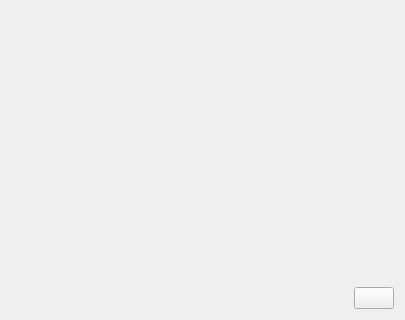
Before: the Qt Designer form settingwidget.ui in tujiaw/QtWXHot, drawn with Qt 5; both pictures show x 0 to 405 and y 178 to 498 of the 405 by 498 pixel window.
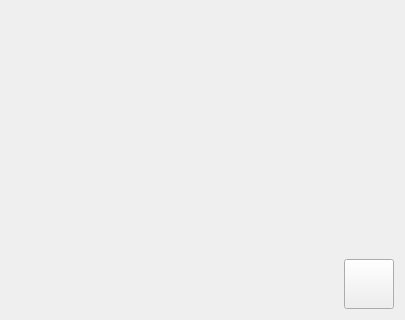
After: the same form once the commit is applied.

The edit to the form file:
```diff
--- a/settingwidget.ui
+++ b/settingwidget.ui
@@ -127,6 +127,18 @@
       </item>
       <item>
        <widget class="QPushButton" name="pbExit">
+        <property name="minimumSize">
+         <size>
+          <width>50</width>
+          <height>50</height>
+         </size>
+        </property>
+        <property name="maximumSize">
+         <size>
+          <width>50</width>
+          <height>50</height>
+         </size>
+        </property>
         <property name="text">
          <string/>
         </property>
```
